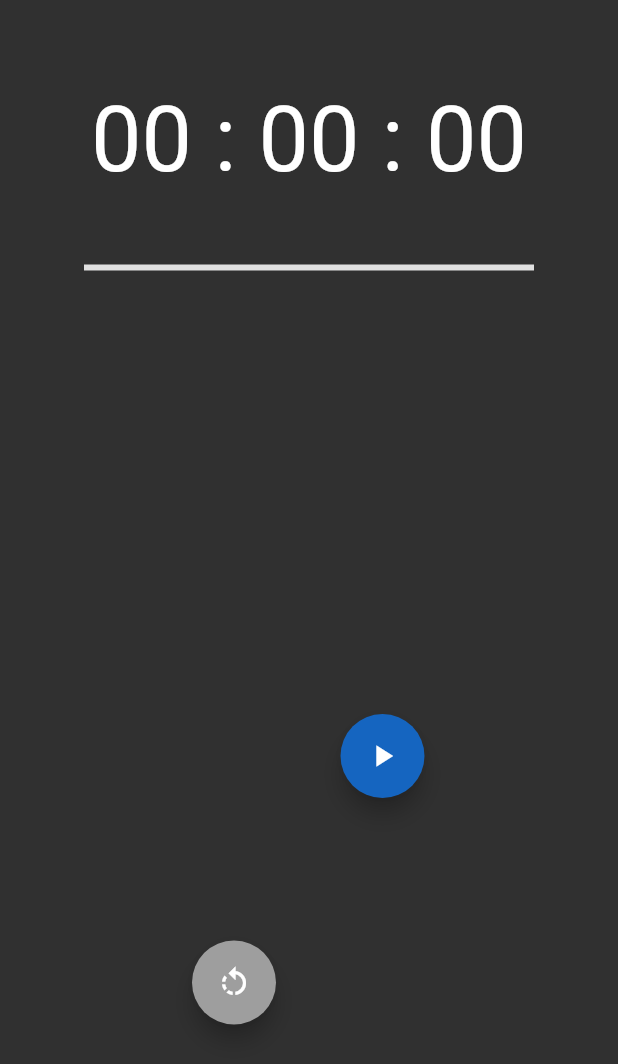
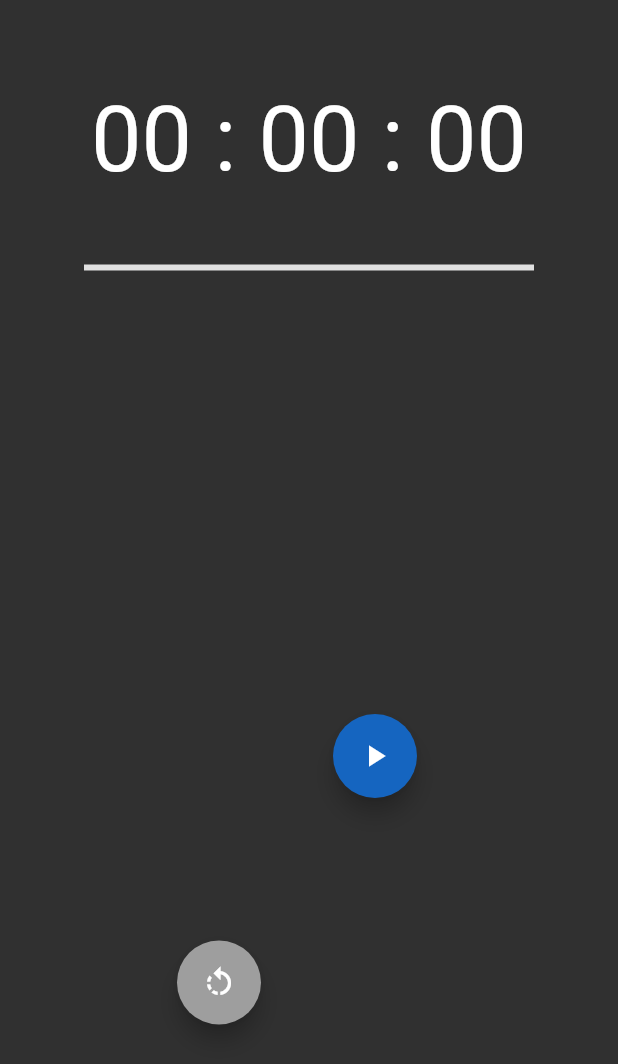
Before and after one commit to potatoCompletion/studyHelper, a Flutter app: the Atimer screen opened directly, on a phone screen of 412 x 824 dp. Shown: the top 1064 px of the screen. Run offline on Flutter 3.47's test engine with Material 2 defaults, Android fonts, the phone set to English and light mode, and no system bars; our stand-ins replace rflutter_alert, table_calendar; missing offline and left inert: scratcher.

Commit message:
Update count up timers design

```diff
--- a/lib/ui/timer/atimer.dart
+++ b/lib/ui/timer/atimer.dart
@@ -164,7 +164,7 @@ class AtimerState extends State<Atimer> with TickerProviderStateMixin {
                   ),
                   // Icon Box design
                   Container(
-                    margin: EdgeInsets.fromLTRB(100.0, 8.0, 2.0, 8.0),
+                    margin: EdgeInsets.fromLTRB(90.0, 8.0, 2.0, 8.0),
                     child: Column(
                     mainAxisAlignment: MainAxisAlignment.spaceEvenly,
                     children: <Widget>[
@@ -179,7 +179,6 @@ class AtimerState extends State<Atimer> with TickerProviderStateMixin {
                           },
                         ),
                         onPressed: () {
-
                           handleStartStop();
                           setState(() {
                             _recordLapTime(
@@ -195,7 +194,7 @@ class AtimerState extends State<Atimer> with TickerProviderStateMixin {
             ),
             // (디자인) 초기화 버튼 /////////////////////////////////////////////
             Positioned(
-                left: 120,
+                left: 110,
                 bottom: 133,
                 child: FloatingActionButton(
                   backgroundColor: Colors.grey,
```
